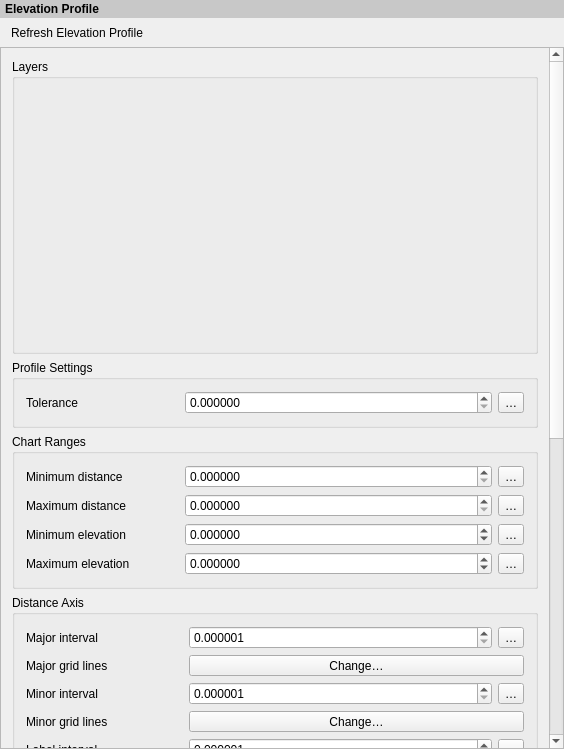
Above: src/ui/layout/qgslayoutelevationprofilewidgetbase.ui from carsmie/QGIS before the change. Below: the same form after it.
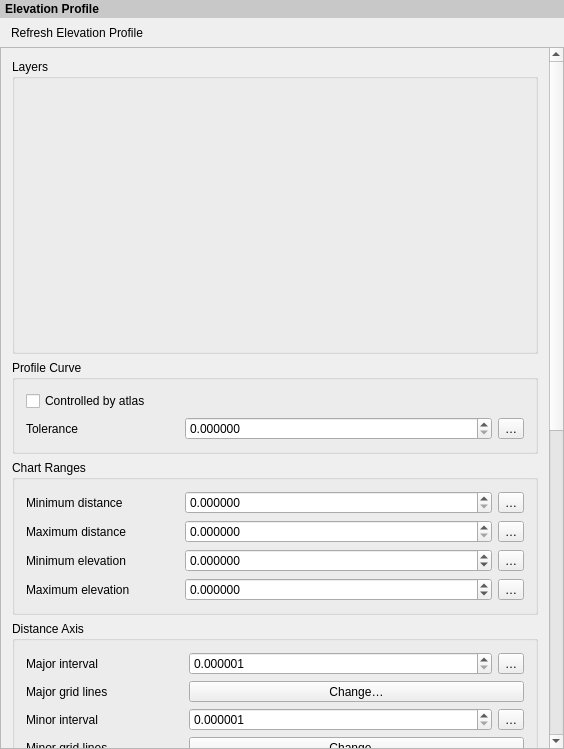
That is the form after the change. Icons and pictures are not drawn. Custom widgets are drawn as their Qt base class.

Commit message:
Allow layout elevation profile items to use the atlas feature as the source of the profile curve
(Requires a line geometry type for the atlas layer)

What changed in the file:
```diff
--- a/src/ui/layout/qgslayoutelevationprofilewidgetbase.ui
+++ b/src/ui/layout/qgslayoutelevationprofilewidgetbase.ui
@@ -79,7 +79,7 @@
         <x>0</x>
         <y>0</y>
         <width>548</width>
-        <height>1345</height>
+        <height>1375</height>
        </rect>
       </property>
       <property name="sizePolicy">
@@ -111,10 +111,10 @@
        <item>
         <widget class="QgsCollapsibleGroupBoxBasic" name="groupChartRanges_2">
          <property name="title">
-          <string>Profile Settings</string>
+          <string>Profile Curve</string>
          </property>
          <layout class="QGridLayout" name="gridLayout_5" columnstretch="1,2,0">
-          <item row="0" column="1">
+          <item row="1" column="1">
            <widget class="QgsDoubleSpinBox" name="mSpinTolerance">
             <property name="decimals">
              <number>6</number>
@@ -124,20 +124,27 @@
             </property>
            </widget>
           </item>
-          <item row="0" column="2">
-           <widget class="QgsPropertyOverrideButton" name="mDDBtnTolerance">
-            <property name="text">
-             <string>…</string>
-            </property>
-           </widget>
-          </item>
-          <item row="0" column="0">
+          <item row="1" column="0">
            <widget class="QLabel" name="label_27">
             <property name="text">
              <string>Tolerance</string>
             </property>
            </widget>
           </item>
+          <item row="1" column="2">
+           <widget class="QgsPropertyOverrideButton" name="mDDBtnTolerance">
+            <property name="text">
+             <string>…</string>
+            </property>
+           </widget>
+          </item>
+          <item row="0" column="0" colspan="3">
+           <widget class="QCheckBox" name="mCheckControlledByAtlas">
+            <property name="text">
+             <string>Controlled by atlas</string>
+            </property>
+           </widget>
+          </item>
          </layout>
         </widget>
        </item>
@@ -745,17 +752,23 @@
  </widget>
  <layoutdefault spacing="6" margin="11"/>
  <customwidgets>
-  <customwidget>
-   <class>QgsDoubleSpinBox</class>
-   <extends>QDoubleSpinBox</extends>
-   <header>qgsdoublespinbox.h</header>
-  </customwidget>
   <customwidget>
    <class>QgsScrollArea</class>
    <extends>QScrollArea</extends>
    <header>qgsscrollarea.h</header>
    <container>1</container>
   </customwidget>
+  <customwidget>
+   <class>QgsCollapsibleGroupBoxBasic</class>
+   <extends>QGroupBox</extends>
+   <header location="global">qgscollapsiblegroupbox.h</header>
+   <container>1</container>
+  </customwidget>
+  <customwidget>
+   <class>QgsDoubleSpinBox</class>
+   <extends>QDoubleSpinBox</extends>
+   <header>qgsdoublespinbox.h</header>
+  </customwidget>
   <customwidget>
    <class>QgsPropertyOverrideButton</class>
    <extends>QToolButton</extends>
@@ -766,12 +779,6 @@
    <extends>QToolButton</extends>
    <header>qgssymbolbutton.h</header>
   </customwidget>
-  <customwidget>
-   <class>QgsCollapsibleGroupBoxBasic</class>
-   <extends>QGroupBox</extends>
-   <header location="global">qgscollapsiblegroupbox.h</header>
-   <container>1</container>
-  </customwidget>
   <customwidget>
    <class>QgsFontButton</class>
    <extends>QToolButton</extends>
```
Left out of the diff: 1 changed line with no effect on the pictures. The commit also changes 5 other files.
